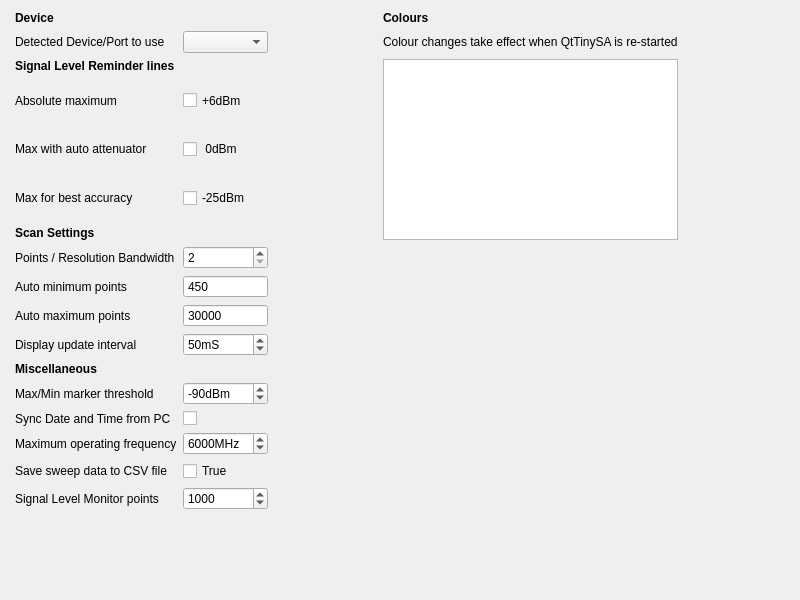
Old version of the form src/QtTSAsettings.ui in the repository g4ixt/QtTinySA.
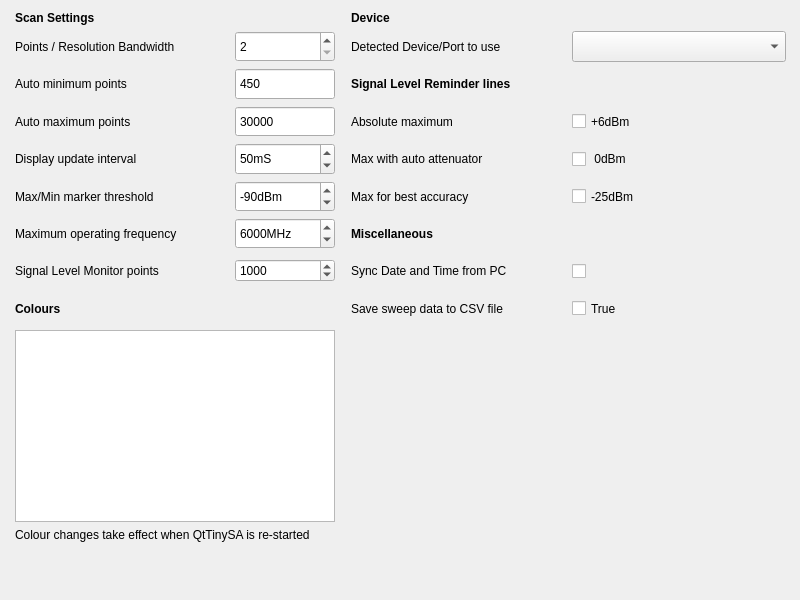
New version of the form.

Diff of the .ui file:
```diff
--- a/src/QtTSAsettings.ui
+++ b/src/QtTSAsettings.ui
@@ -23,8 +23,51 @@
     </rect>
    </property>
    <layout class="QGridLayout" name="gridLayout_2">
-    <item row="6" column="0">
-     <widget class="QLabel" name="label_8">
+    <item row="3" column="3">
+     <widget class="QLabel" name="label_11">
+      <property name="text">
+       <string>Absolute maximum</string>
+      </property>
+     </widget>
+    </item>
+    <item row="1" column="4">
+     <widget class="QComboBox" name="deviceBox">
+      <property name="sizePolicy">
+       <sizepolicy hsizetype="Preferred" vsizetype="Expanding">
+        <horstretch>0</horstretch>
+        <verstretch>0</verstretch>
+       </sizepolicy>
+      </property>
+      <property name="toolTip">
+       <string>Select device to use if more than one is detected</string>
+      </property>
+     </widget>
+    </item>
+    <item row="3" column="0">
+     <widget class="QLabel" name="label_4">
+      <property name="text">
+       <string>Auto maximum points</string>
+      </property>
+     </widget>
+    </item>
+    <item row="5" column="4">
+     <widget class="QCheckBox" name="neg25Line">
+      <property name="sizePolicy">
+       <sizepolicy hsizetype="Preferred" vsizetype="Expanding">
+        <horstretch>0</horstretch>
+        <verstretch>0</verstretch>
+       </sizepolicy>
+      </property>
+      <property name="text">
+       <string>-25dBm</string>
+      </property>
+      <property name="checked">
+       <bool>false</bool>
+      </property>
+     </widget>
+    </item>
+    <item row="8" column="0">
+     <widget class="QLabel" name="label_5">
       <property name="font">
        <font>
         <weight>75</weight>
@@ -32,18 +75,113 @@
        </font>
       </property>
       <property name="text">
-       <string>Scan Settings</string>
+       <string>Colours</string>
       </property>
      </widget>
     </item>
-    <item row="12" column="0">
+    <item row="10" column="0" colspan="2">
+     <widget class="QLabel" name="label_12">
+      <property name="text">
+       <string>Colour changes take effect when QtTinySA is re-started</string>
+      </property>
+     </widget>
+    </item>
+    <item row="1" column="0">
+     <widget class="QLabel" name="label">
+      <property name="text">
+       <string>Points / Resolution Bandwidth</string>
+      </property>
+     </widget>
+    </item>
+    <item row="7" column="3">
+     <widget class="QLabel" name="label_17">
+      <property name="text">
+       <string>Sync Date and Time from PC</string>
+      </property>
+     </widget>
+    </item>
+    <item row="8" column="3">
+     <widget class="QLabel" name="label_20">
+      <property name="text">
+       <string>Save sweep data to CSV file</string>
+      </property>
+     </widget>
+    </item>
+    <item row="5" column="0">
      <widget class="QLabel" name="label_2">
       <property name="text">
        <string>Max/Min marker threshold</string>
       </property>
      </widget>
     </item>
-    <item row="16" column="1">
+    <item row="1" column="3">
+     <widget class="QLabel" name="label_18">
+      <property name="text">
+       <string>Detected Device/Port to use</string>
+      </property>
+     </widget>
+    </item>
+    <item row="2" column="1">
+     <widget class="QSpinBox" name="minPoints">
+      <property name="sizePolicy">
+       <sizepolicy hsizetype="Preferred" vsizetype="Expanding">
+        <horstretch>0</horstretch>
+        <verstretch>0</verstretch>
+       </sizepolicy>
+      </property>
+      <property name="maximumSize">
+       <size>
+        <width>100</width>
+        <height>16777215</height>
+       </size>
+      </property>
+      <property name="buttonSymbols">
+       <enum>QAbstractSpinBox::NoButtons</enum>
+      </property>
+      <property name="minimum">
+       <number>25</number>
+      </property>
+      <property name="maximum">
+       <number>450</number>
+      </property>
+      <property name="value">
+       <number>450</number>
+      </property>
+     </widget>
+    </item>
+    <item row="1" column="1">
+     <widget class="QSpinBox" name="rbw_x">
+      <property name="sizePolicy">
+       <sizepolicy hsizetype="Preferred" vsizetype="Expanding">
+        <horstretch>0</horstretch>
+        <verstretch>0</verstretch>
+       </sizepolicy>
+      </property>
+      <property name="maximumSize">
+       <size>
+        <width>100</width>
+        <height>16777215</height>
+       </size>
+      </property>
+      <property name="minimum">
+       <number>2</number>
+      </property>
+      <property name="maximum">
+       <number>10</number>
+      </property>
+      <property name="value">
+       <number>2</number>
+      </property>
+     </widget>
+    </item>
+    <item row="4" column="0">
+     <widget class="QLabel" name="label_19">
+      <property name="text">
+       <string>Display update interval</string>
+      </property>
+     </widget>
+    </item>
+    <item row="7" column="1">
      <widget class="QSpinBox" name="timePoints">
       <property name="maximumSize">
        <size>
@@ -74,7 +212,39 @@
       </property>
      </widget>
     </item>
-    <item row="2" column="0" colspan="2">
+    <item row="3" column="4">
+     <widget class="QCheckBox" name="plus6Line">
+      <property name="sizePolicy">
+       <sizepolicy hsizetype="Preferred" vsizetype="Expanding">
+        <horstretch>0</horstretch>
+        <verstretch>0</verstretch>
+       </sizepolicy>
+      </property>
+      <property name="text">
+       <string>+6dBm</string>
+      </property>
+      <property name="checked">
+       <bool>false</bool>
+      </property>
+     </widget>
+    </item>
+    <item row="0" column="3">
+     <widget class="QLabel" name="label_14">
+      <property name="font">
+       <font>
+        <weight>75</weight>
+        <bold>true</bold>
+       </font>
+      </property>
+      <property name="text">
+       <string>Device</string>
+      </property>
+     </widget>
+    </item>
+    <item row="9" column="0" colspan="2">
+     <widget class="QTableView" name="colourTable"/>
+    </item>
+    <item row="2" column="3">
      <widget class="QLabel" name="label_6">
       <property name="font">
        <font>
@@ -87,43 +257,34 @@
       </property>
      </widget>
     </item>
-    <item row="12" column="1">
-     <widget class="QSpinBox" name="peakThreshold">
+    <item row="7" column="4">
+     <widget class="QCheckBox" name="syncTime">
       <property name="sizePolicy">
        <sizepolicy hsizetype="Preferred" vsizetype="Expanding">
         <horstretch>0</horstretch>
         <verstretch>0</verstretch>
        </sizepolicy>
       </property>
-      <property name="maximumSize">
-       <size>
-        <width>100</width>
-        <height>16777215</height>
-       </size>
-      </property>
-      <property name="font">
-       <font>
-        <pointsize>9</pointsize>
-       </font>
-      </property>
-      <property name="suffix">
-       <string>dBm</string>
-      </property>
-      <property name="prefix">
+      <property name="text">
        <string/>
       </property>
-      <property name="minimum">
-       <number>-120</number>
+     </widget>
+    </item>
+    <item row="5" column="3">
+     <widget class="QLabel" name="label_9">
+      <property name="text">
+       <string>Max for best accuracy</string>
       </property>
-      <property name="maximum">
-       <number>-20</number>
+     </widget>
+    </item>
+    <item row="6" column="0">
+     <widget class="QLabel" name="label_7">
+      <property name="text">
+       <string>Maximum operating frequency</string>
       </property>
-      <property name="value">
-       <number>-90</number>
-      </property>
      </widget>
     </item>
-    <item row="15" column="1">
+    <item row="8" column="4">
      <widget class="QCheckBox" name="saveSweep">
       <property name="sizePolicy">
        <sizepolicy hsizetype="Preferred" vsizetype="Expanding">
@@ -139,108 +300,21 @@
       </property>
      </widget>
     </item>
-    <item row="3" column="1">
-     <widget class="QCheckBox" name="plus6Line">
-      <property name="sizePolicy">
-       <sizepolicy hsizetype="Preferred" vsizetype="Expanding">
-        <horstretch>0</horstretch>
-        <verstretch>0</verstretch>
-       </sizepolicy>
-      </property>
+    <item row="7" column="0">
+     <widget class="QLabel" name="label_21">
       <property name="text">
-       <string>+6dBm</string>
+       <string>Signal Level Monitor points</string>
       </property>
-      <property name="checked">
-       <bool>false</bool>
-      </property>
      </widget>
     </item>
-    <item row="9" column="0">
-     <widget class="QLabel" name="label_4">
+    <item row="4" column="3">
+     <widget class="QLabel" name="label_10">
       <property name="text">
-       <string>Auto maximum points</string>
-      </property>
-     </widget>
-    </item>
-    <item row="1" column="0">
-     <widget class="QLabel" name="label_18">
-      <property name="text">
-       <string>Detected Device/Port to use</string>
-      </property>
-     </widget>
-    </item>
-    <item row="13" column="0">
-     <widget class="QLabel" name="label_17">
-      <property name="text">
-       <string>Sync Date and Time from PC</string>
+       <string>Max with auto attenuator</string>
       </property>
      </widget>
     </item>
     <item row="4" column="1">
-     <widget class="QCheckBox" name="zeroLine">
-      <property name="sizePolicy">
-       <sizepolicy hsizetype="Preferred" vsizetype="Expanding">
-        <horstretch>0</horstretch>
-        <verstretch>0</verstretch>
-       </sizepolicy>
-      </property>
-      <property name="text">
-       <string> 0dBm</string>
-      </property>
-      <property name="checked">
-       <bool>false</bool>
-      </property>
-     </widget>
-    </item>
-    <item row="8" column="1">
-     <widget class="QSpinBox" name="minPoints">
-      <property name="sizePolicy">
-       <sizepolicy hsizetype="Preferred" vsizetype="Expanding">
-        <horstretch>0</horstretch>
-        <verstretch>0</verstretch>
-       </sizepolicy>
-      </property>
-      <property name="maximumSize">
-       <size>
-        <width>100</width>
-        <height>16777215</height>
-       </size>
-      </property>
-      <property name="buttonSymbols">
-       <enum>QAbstractSpinBox::NoButtons</enum>
-      </property>
-      <property name="minimum">
-       <number>25</number>
-      </property>
-      <property name="maximum">
-       <number>450</number>
-      </property>
-      <property name="value">
-       <number>450</number>
-      </property>
-     </widget>
-    </item>
-    <item row="15" column="0">
-     <widget class="QLabel" name="label_20">
-      <property name="text">
-       <string>Save sweep data to CSV file</string>
-      </property>
-     </widget>
-    </item>
-    <item row="11" column="0">
-     <widget class="QLabel" name="label_13">
-      <property name="font">
-       <font>
-        <weight>75</weight>
-        <bold>true</bold>
-       </font>
-      </property>
-      <property name="text">
-       <string>Miscellaneous</string>
-      </property>
-     </widget>
-    </item>
-    <item row="10" column="1">
      <widget class="QSpinBox" name="intervalBox">
       <property name="sizePolicy">
        <sizepolicy hsizetype="Preferred" vsizetype="Expanding">
@@ -274,7 +348,120 @@
       </property>
      </widget>
     </item>
-    <item row="14" column="1">
+    <item row="6" column="3">
+     <widget class="QLabel" name="label_13">
+      <property name="font">
+       <font>
+        <weight>75</weight>
+        <bold>true</bold>
+       </font>
+      </property>
+      <property name="text">
+       <string>Miscellaneous</string>
+      </property>
+     </widget>
+    </item>
+    <item row="0" column="0">
+     <widget class="QLabel" name="label_8">
+      <property name="font">
+       <font>
+        <weight>75</weight>
+        <bold>true</bold>
+       </font>
+      </property>
+      <property name="text">
+       <string>Scan Settings</string>
+      </property>
+     </widget>
+    </item>
+    <item row="3" column="1">
+     <widget class="QSpinBox" name="maxPoints">
+      <property name="sizePolicy">
+       <sizepolicy hsizetype="Preferred" vsizetype="Expanding">
+        <horstretch>0</horstretch>
+        <verstretch>0</verstretch>
+       </sizepolicy>
+      </property>
+      <property name="maximumSize">
+       <size>
+        <width>100</width>
+        <height>16777215</height>
+       </size>
+      </property>
+      <property name="buttonSymbols">
+       <enum>QAbstractSpinBox::NoButtons</enum>
+      </property>
+      <property name="minimum">
+       <number>25</number>
+      </property>
+      <property name="maximum">
+       <number>100000</number>
+      </property>
+      <property name="value">
+       <number>30000</number>
+      </property>
+     </widget>
+    </item>
+    <item row="4" column="4">
+     <widget class="QCheckBox" name="zeroLine">
+      <property name="sizePolicy">
+       <sizepolicy hsizetype="Preferred" vsizetype="Expanding">
+        <horstretch>0</horstretch>
+        <verstretch>0</verstretch>
+       </sizepolicy>
+      </property>
+      <property name="text">
+       <string> 0dBm</string>
+      </property>
+      <property name="checked">
+       <bool>false</bool>
+      </property>
+     </widget>
+    </item>
+    <item row="2" column="0">
+     <widget class="QLabel" name="label_3">
+      <property name="text">
+       <string>Auto minimum points</string>
+      </property>
+     </widget>
+    </item>
+    <item row="5" column="1">
+     <widget class="QSpinBox" name="peakThreshold">
+      <property name="sizePolicy">
+       <sizepolicy hsizetype="Preferred" vsizetype="Expanding">
+        <horstretch>0</horstretch>
+        <verstretch>0</verstretch>
+       </sizepolicy>
+      </property>
+      <property name="maximumSize">
+       <size>
+        <width>100</width>
+        <height>16777215</height>
+       </size>
+      </property>
+      <property name="font">
+       <font>
+        <pointsize>9</pointsize>
+       </font>
+      </property>
+      <property name="suffix">
+       <string>dBm</string>
+      </property>
+      <property name="prefix">
+       <string/>
+      </property>
+      <property name="minimum">
+       <number>-120</number>
+      </property>
+      <property name="maximum">
+       <number>-20</number>
+      </property>
+      <property name="value">
+       <number>-90</number>
+      </property>
+     </widget>
+    </item>
+    <item row="6" column="1">
      <widget class="QSpinBox" name="maxFreqBox">
       <property name="sizePolicy">
        <sizepolicy hsizetype="Preferred" vsizetype="Expanding">
@@ -308,93 +495,9 @@
       </property>
      </widget>
     </item>
-    <item row="13" column="1">
-     <widget class="QCheckBox" name="syncTime">
-      <property name="sizePolicy">
-       <sizepolicy hsizetype="Preferred" vsizetype="Expanding">
-        <horstretch>0</horstretch>
-        <verstretch>0</verstretch>
-       </sizepolicy>
-      </property>
-      <property name="text">
-       <string/>
-      </property>
-     </widget>
-    </item>
-    <item row="7" column="0">
-     <widget class="QLabel" name="label">
-      <property name="text">
-       <string>Points / Resolution Bandwidth</string>
-      </property>
-     </widget>
-    </item>
-    <item row="3" column="2">
-     <spacer name="horizontalSpacer_2">
+    <item row="11" column="3">
+     <spacer name="verticalSpacer">
       <property name="orientation">
-       <enum>Qt::Horizontal</enum>
-      </property>
-      <property name="sizeHint" stdset="0">
-       <size>
-        <width>40</width>
-        <height>20</height>
-       </size>
-      </property>
-     </spacer>
-    </item>
-    <item row="9" column="1">
-     <widget class="QSpinBox" name="maxPoints">
-      <property name="sizePolicy">
-       <sizepolicy hsizetype="Preferred" vsizetype="Expanding">
-        <horstretch>0</horstretch>
-        <verstretch>0</verstretch>
-       </sizepolicy>
-      </property>
-      <property name="maximumSize">
-       <size>
-        <width>100</width>
-        <height>16777215</height>
-       </size>
-      </property>
-      <property name="buttonSymbols">
-       <enum>QAbstractSpinBox::NoButtons</enum>
-      </property>
-      <property name="minimum">
-       <number>25</number>
-      </property>
-      <property name="maximum">
-       <number>100000</number>
-      </property>
-      <property name="value">
-       <number>30000</number>
-      </property>
-     </widget>
-    </item>
-    <item row="5" column="0">
-     <widget class="QLabel" name="label_9">
-      <property name="text">
-       <string>Max for best accuracy</string>
-      </property>
-     </widget>
-    </item>
-    <item row="5" column="1">
-     <widget class="QCheckBox" name="neg25Line">
-      <property name="sizePolicy">
-       <sizepolicy hsizetype="Preferred" vsizetype="Expanding">
-        <horstretch>0</horstretch>
-        <verstretch>0</verstretch>
-       </sizepolicy>
-      </property>
-      <property name="text">
-       <string>-25dBm</string>
-      </property>
-      <property name="checked">
-       <bool>false</bool>
-      </property>
-     </widget>
-    </item>
-    <item row="17" column="0">
-     <spacer name="verticalSpacer_5">
-      <property name="orientation">
        <enum>Qt::Vertical</enum>
       </property>
       <property name="sizeHint" stdset="0">
@@ -405,148 +508,19 @@
       </property>
      </spacer>
     </item>
-    <item row="3" column="4">
-     <spacer name="horizontalSpacer">
-      <property name="orientation">
-       <enum>Qt::Horizontal</enum>
-      </property>
-      <property name="sizeHint" stdset="0">
-       <size>
-        <width>40</width>
-        <height>20</height>
-       </size>
-      </property>
-     </spacer>
-    </item>
-    <item row="10" column="0">
-     <widget class="QLabel" name="label_19">
-      <property name="text">
-       <string>Display update interval</string>
-      </property>
-     </widget>
-    </item>
-    <item row="14" column="0">
-     <widget class="QLabel" name="label_7">
-      <property name="text">
-       <string>Maximum operating frequency</string>
-      </property>
-     </widget>
-    </item>
-    <item row="18" column="0">
-     <spacer name="verticalSpacer_4">
-      <property name="orientation">
-       <enum>Qt::Vertical</enum>
-      </property>
-      <property name="sizeHint" stdset="0">
-       <size>
-        <width>20</width>
-        <height>40</height>
-       </size>
-      </property>
-     </spacer>
-    </item>
-    <item row="4" column="0">
-     <widget class="QLabel" name="label_10">
-      <property name="text">
-       <string>Max with auto attenuator</string>
-      </property>
-     </widget>
-    </item>
-    <item row="1" column="1">
-     <widget class="QComboBox" name="deviceBox">
+    <item row="6" column="2">
+     <widget class="QLabel" name="label_15">
       <property name="sizePolicy">
-       <sizepolicy hsizetype="Preferred" vsizetype="Expanding">
+       <sizepolicy hsizetype="Fixed" vsizetype="Preferred">
         <horstretch>0</horstretch>
         <verstretch>0</verstretch>
        </sizepolicy>
       </property>
-      <property name="toolTip">
-       <string>Select device to use if more than one is detected</string>
-      </property>
-     </widget>
-    </item>
-    <item row="0" column="0">
-     <widget class="QLabel" name="label_14">
-      <property name="font">
-       <font>
-        <weight>75</weight>
-        <bold>true</bold>
-       </font>
-      </property>
       <property name="text">
-       <string>Device</string>
+       <string> </string>
       </property>
      </widget>
     </item>
-    <item row="3" column="0">
-     <widget class="QLabel" name="label_11">
-      <property name="text">
-       <string>Absolute maximum</string>
-      </property>
-     </widget>
-    </item>
-    <item row="7" column="1">
-     <widget class="QSpinBox" name="rbw_x">
-      <property name="sizePolicy">
-       <sizepolicy hsizetype="Preferred" vsizetype="Expanding">
-        <horstretch>0</horstretch>
-        <verstretch>0</verstretch>
-       </sizepolicy>
-      </property>
-      <property name="maximumSize">
-       <size>
-        <width>100</width>
-        <height>16777215</height>
-       </size>
-      </property>
-      <property name="minimum">
-       <number>2</number>
-      </property>
-      <property name="maximum">
-       <number>10</number>
-      </property>
-      <property name="value">
-       <number>2</number>
-      </property>
-     </widget>
-    </item>
-    <item row="16" column="0">
-     <widget class="QLabel" name="label_21">
-      <property name="text">
-       <string>Signal Level Monitor points</string>
-      </property>
-     </widget>
-    </item>
-    <item row="8" column="0">
-     <widget class="QLabel" name="label_3">
-      <property name="text">
-       <string>Auto minimum points</string>
-      </property>
-     </widget>
-    </item>
-    <item row="0" column="3">
-     <widget class="QLabel" name="label_5">
-      <property name="font">
-       <font>
-        <weight>75</weight>
-        <bold>true</bold>
-       </font>
-      </property>
-      <property name="text">
-       <string>Colours</string>
-      </property>
-     </widget>
-    </item>
-    <item row="1" column="3">
-     <widget class="QLabel" name="label_12">
-      <property name="text">
-       <string>Colour changes take effect when QtTinySA is re-started</string>
-      </property>
-     </widget>
-    </item>
-    <item row="2" column="3" rowspan="5">
-     <widget class="QTableView" name="colourTable"/>
-    </item>
    </layout>
   </widget>
  </widget>
```
